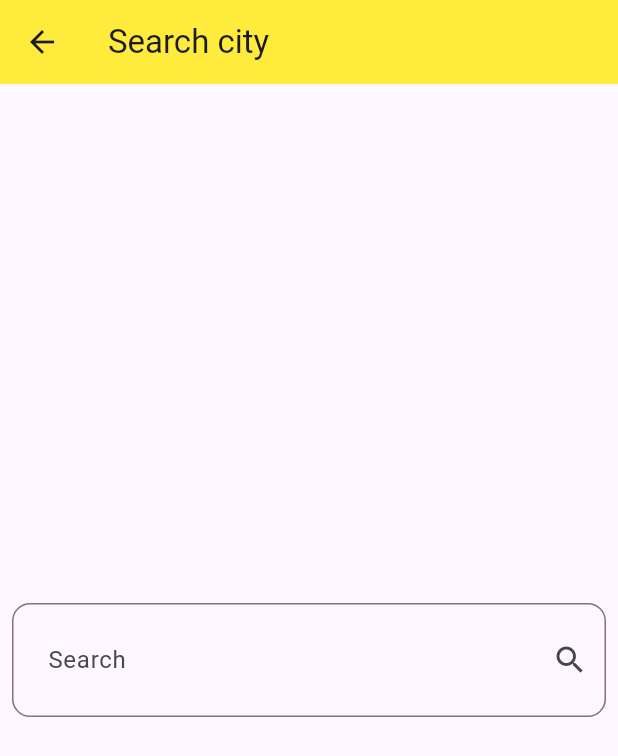
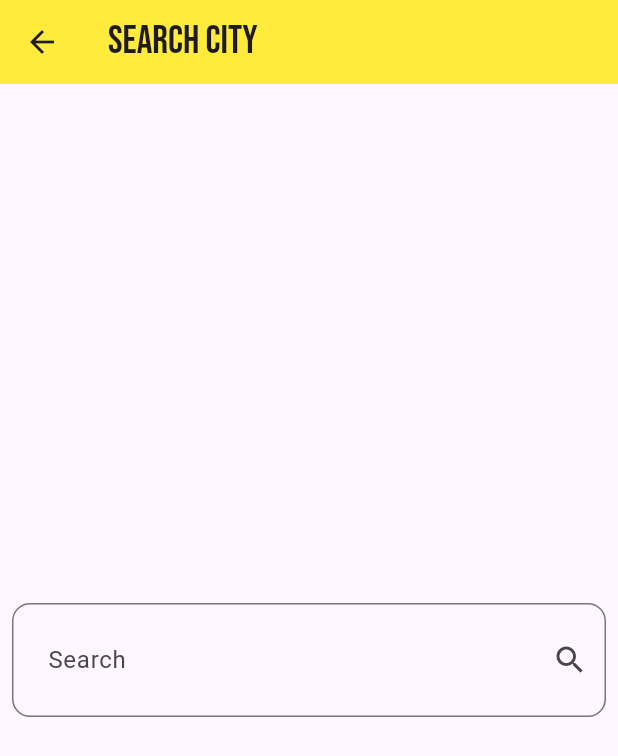
Before and after one commit to yousefsobhy12/weather_app, a Flutter app: the screen it shows after launch, after a tap on the "search" icon, on a phone screen of 412 x 824 dp. Shown: the top 756 px of the screen. Run offline on Flutter 3.47's test engine with Material 3 defaults, Android fonts, the phone set to English and light mode, and no system bars; our stand-ins replace dio, flutter_bloc.

Commit message:
third commit

```diff
--- /dev/null
+++ b/devtools_options.yaml
@@ -0,0 +1 @@
+extensions:
--- a/lib/views/home_view.dart
+++ b/lib/views/home_view.dart
@@ -19,8 +19,9 @@ class _HomeViewState extends State<HomeView> {
     return Scaffold(
       appBar: AppBar(
         title: const Text(
-          "Weather App",
-          style: TextStyle(color: Colors.black),
+          "SkyPulse",
+          style: TextStyle(
+              color: Colors.black, fontFamily: "bebasNeue", fontSize: 26),
         ),
         actions: [
           IconButton(
--- a/lib/views/search_view.dart
+++ b/lib/views/search_view.dart
@@ -9,7 +9,10 @@ class SearchView extends StatelessWidget {
   Widget build(BuildContext context) {
     return Scaffold(
       appBar: AppBar(
-        title: const Text("Search city"),
+        title: const Text(
+          "Search city",
+          style: TextStyle(fontFamily: "bebasNeue", fontSize: 26),
+        ),
       ),
       body: Padding(
         padding: const EdgeInsets.all(8.0),
--- a/lib/widgets/no_weather_body.dart
+++ b/lib/widgets/no_weather_body.dart
@@ -16,11 +16,13 @@ class NoWeatherBody extends StatelessWidget {
             children: [
               Text(
                 'There is no weather 😔',
-                style: TextStyle(fontSize: 30, color: Colors.black),
+                style: TextStyle(
+                    fontSize: 35, color: Colors.black, fontFamily: "bebasNeue"),
               ),
               Text(
                 'Start searching now 🔍',
-                style: TextStyle(fontSize: 30, color: Colors.black),
+                style: TextStyle(
+                    fontSize: 35, color: Colors.black, fontFamily: "bebasNeue"),
               )
             ],
           ),
```
Also changed, not shown: lib/widgets/weather_info_body.dart (+11 -10 lines), pubspec.yaml (+4 -6 lines), fonts/BebasNeue-Regular.ttf (added).
